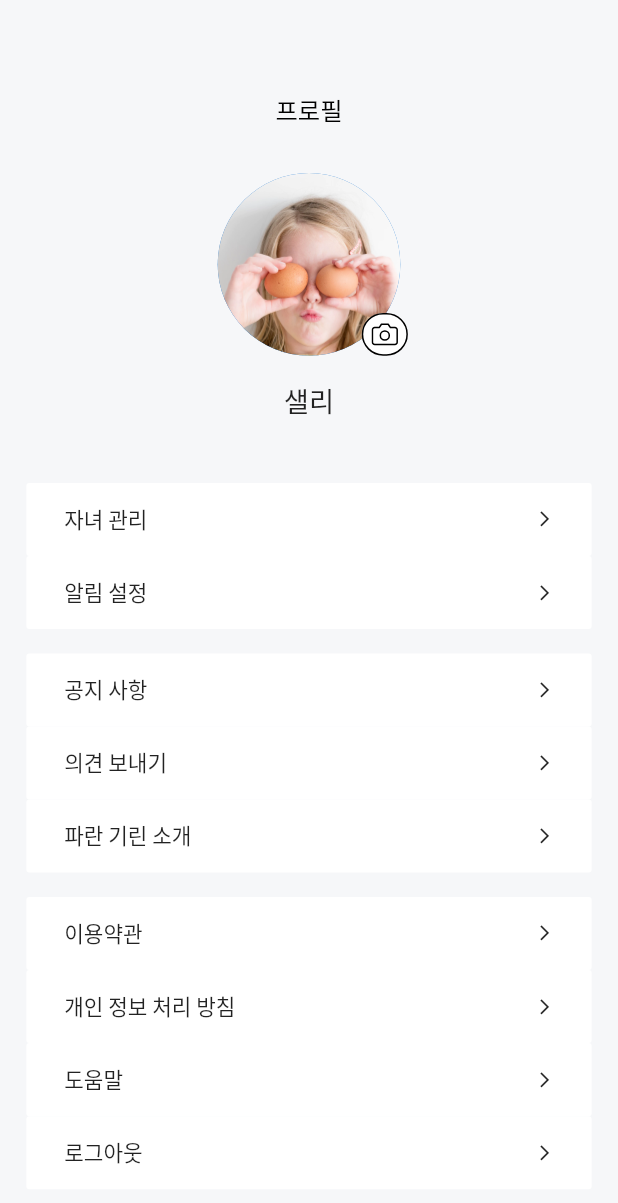
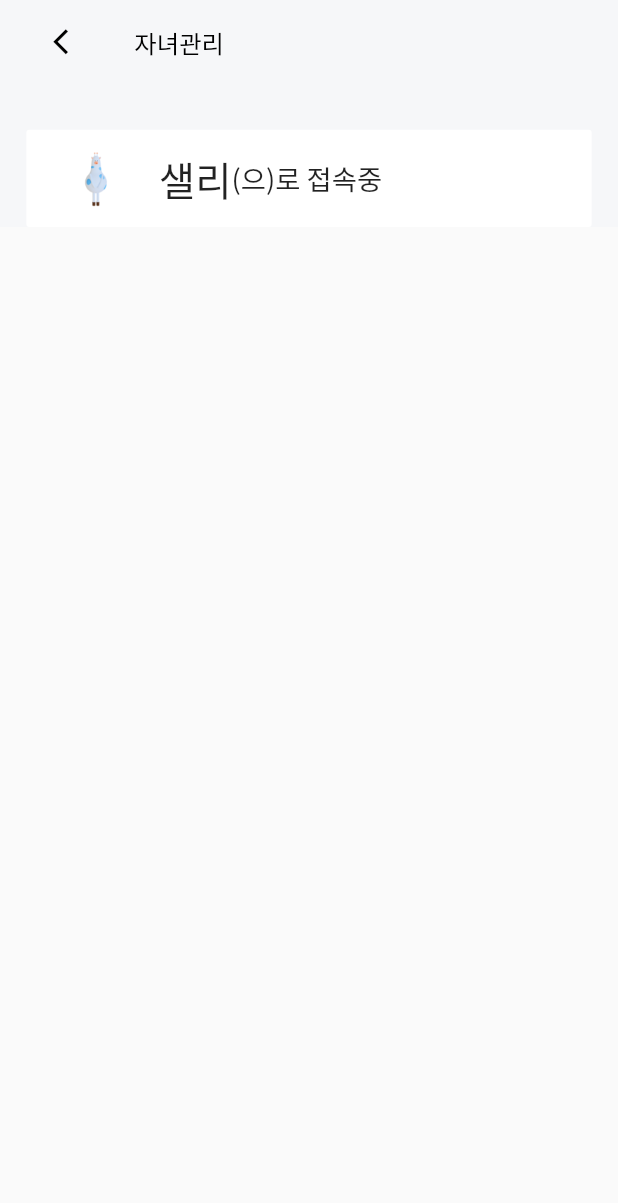
Before and after one commit to dandicompany/project_parangirin, a Flutter app: the MyPage screen opened directly, after a tap on "자녀 관리", on a phone screen of 412 x 824 dp. Shown: the top 1203 px of the screen. Run offline on Flutter 3.47's test engine with Material 2 defaults, Android fonts, the phone set to English and light mode, and no system bars; our stand-ins replace audioplayers, camera, flare_flutter, flutter_screenutil, flutter_svg, fluttertoast and 4 more; accounts and stored records are empty.

Commit message:
mypage - childrenInfo

```diff
--- a/paran_girin/lib/layout/base_appbar.dart
+++ b/paran_girin/lib/layout/base_appbar.dart
@@ -33,8 +33,9 @@ class BaseAppBar extends StatelessWidget implements PreferredSizeWidget{
           title,
           style: TextStyle(
             color: AppTheme.colors.base1,
-            fontSize: ScreenUtil().setSp(16)
+            fontSize: ScreenUtil().setSp(16),
           ),
+          textAlign: TextAlign.center,
         ),
       );
   }
--- a/paran_girin/lib/main.dart
+++ b/paran_girin/lib/main.dart
@@ -41,9 +41,9 @@ class MyApp extends StatelessWidget {
         ),
         initialRoute: initScreen == 0 || initScreen == null ? '/onboard' : '/home',
         routes: {
-          '/onboard': (context) => OnboardingScreen(), // DefaultLayout(),
+          '/onboard': (context) => DefaultLayout(), // ,
           '/login': (context) => LoginPage(),
-          '/home': (context) => OnboardingScreen(), // DefaultLayout(), // QuestionPage(),
+          '/home': (context) => DefaultLayout(), // , // QuestionPage(),
         },
       ),
     );
--- a/paran_girin/lib/my/mypage.dart
+++ b/paran_girin/lib/my/mypage.dart
@@ -2,6 +2,7 @@ import 'package:flutter/material.dart';
 import 'package:flutter_screenutil/flutter_screenutil.dart';
 import 'package:paran_girin/my/profile_menu.dart';
 import 'package:paran_girin/my/profile_pic.dart';
+import 'package:paran_girin/myPageDetail/childrenInfo.dart';
 import 'package:paran_girin/theme/app_theme.dart';
 
 class MyPage extends StatefulWidget {
@@ -44,7 +45,10 @@ class _MyPageState extends State<MyPage> {
               SizedBox(height: ScreenUtil().setHeight(41)),
               ProfileMenu(
                 text: "자녀 관리",
-                press: () {}
+                press: () {
+                  Navigator.of(context).push(MaterialPageRoute(
+                  builder: (context) => childrenInfo()));
+                }
               ),
               ProfileMenu(
                 text: "알림 설정",
--- /dev/null
+++ b/paran_girin/lib/myPageDetail/childrenInfo.dart
@@ -0,0 +1,131 @@
+import 'package:flutter/material.dart';
+import 'package:flutter_screenutil/flutter_screenutil.dart';
+import 'package:paran_girin/layout/base_appbar.dart';
+import 'package:paran_girin/models/avatar.dart';
+import 'package:paran_girin/my/profile_menu.dart';
+import 'package:paran_girin/myPageDetail/childrenInfoLayout.dart';
+import 'package:paran_girin/theme/app_theme.dart';
+
+
+class childrenInfo extends StatefulWidget {
+  @override
+  _ChildInfoState createState() => _ChildInfoState();
+}
+
+class _ChildInfoState extends State<childrenInfo> {
+  @override
+  Widget build(BuildContext context) {
+    return Scaffold(
+      body: SingleChildScrollView(
+        padding : EdgeInsets.only(bottom: 150),
+        child: Container(
+          width: double.infinity,
+          color: AppTheme.colors.background,
+          padding: EdgeInsets.only(
+            top: ScreenUtil().setHeight(0),
+            left: ScreenUtil().setWidth(16),
+            right: ScreenUtil().setWidth(16),
+          ),
+          child : Column(
+            children: [
+              BaseAppBar(title : "자녀관리",),
+              SizedBox(height: ScreenUtil().setHeight(30)),
+              childrenInfoLayout(
+                image: "assets/images/onboard_1.png",
+                text: "샐리",
+                text2 : "(으)로 접속중",
+                press: (){
+                  Navigator.of(context).push(MaterialPageRoute(builder: (context) => childrenInfo()));
+                },
+              )
+            ],
+          ),
+        ),
+      ),
+    );
+  }
+}
+
+
+
+
+//
+// class BaseAppBar extends StatelessWidget implements PreferredSizeWidget{
+//   final String title;
+//
+//   BaseAppBar({
+//     this.title,
+//   });
+//
+//   @override
+//   Size get preferredSize => Size.fromHeight(ScreenUtil().setHeight(56));
+//
+//   @override
+//   Widget build(BuildContext context) {
+//     return AppBar(
+//       leading: Navigator.of(context).canPop()
+//           ? IconButton(
+//         icon: Icon(
+//           Icons.arrow_back_ios,
+//           color: AppTheme.colors.base1,
+//         ),
+//         onPressed: () {
+//           Navigator.of(context).pop();
+//         },
+//         iconSize: ScreenUtil().radius(20),
+//       )
+//           : null,
+//       backgroundColor: Colors.transparent,
+//       elevation: 0.0,
+//       title: Text(
+//         title,
+//         style: TextStyle(
+//             color: AppTheme.colors.base1,
+//             fontSize: ScreenUtil().setSp(16)
+//         ),
+//       ),
+//     );
+//   }
+// }
+//
+//
+// class childrenInfo extends StatefulWidget {
+//   @override
+//   _childrenInfoState createState() => _childrenInfoState();
+// }
+//
+// class _childrenInfoState extends State<childrenInfo> {
+//
+//   @override
+//   Size get preferredSize => Size.fromHeight(ScreenUtil().setHeight(56));
+//
+//   @override
+//   Widget build(BuildContext context) {
+//     return AppBar(
+//       leading: Navigator.of(context).canPop()
+//           ? IconButton(
+//         icon: Icon(
+//           Icons.arrow_back_ios,
+//           color: AppTheme.colors.base1,
+//         ),
+//         onPressed: () {
+//           Navigator.of(context).pop();
+//         },
+//         iconSize: ScreenUtil().radius(20),
+//       )
+//           : null,
+//       backgroundColor: Colors.transparent,
+//       elevation: 0.0,
+//       title: Text(
+//         "자녀 관리",
+//         style: TextStyle(
+//             color: AppTheme.colors.base1,
+//             fontSize: ScreenUtil().setSp(16)
+//         ),
+//       ),
+//     );
+//   }
+//
+//
+// }
+//
--- /dev/null
+++ b/paran_girin/lib/myPageDetail/childrenInfoLayout.dart
@@ -0,0 +1,36 @@
+import 'package:flutter/material.dart';
+import 'package:flutter_screenutil/flutter_screenutil.dart';
+
+class childrenInfoLayout extends StatelessWidget {
+  const childrenInfoLayout({
+    Key key,
+    this.image,
+    this.text,
+    this.text2,
+    this.press,
+  }) : super(key: key);
+
+  final String image;
+  final String text;
+  final String text2;
+  final VoidCallback press;
+
+  @override
+  Widget build(BuildContext context) {
+    return FlatButton(
+        padding: EdgeInsets.symmetric(horizontal: ScreenUtil().setWidth(23)),
+        color: Colors.white,
+        height: ScreenUtil().setHeight(64),
+        onPressed: press,
+        child: Row(
+          //mainAxisAlignment: MainAxisAlignment.spaceBetween,
+          children: [
+            Image.asset(image,height: 47, width: 41,),
+            SizedBox(width: ScreenUtil().setWidth(20)),
+            Text(text, style: TextStyle(fontSize: ScreenUtil().setSp(26)),),
+            Text(text2,style: TextStyle(fontSize: ScreenUtil().setSp(18)),),
+          ],
+        ),
+    );
+  }
+}
--- a/paran_girin/lib/onboarding/onboarding_body.dart
+++ b/paran_girin/lib/onboarding/onboarding_body.dart
@@ -10,10 +10,12 @@ import 'package:permission_handler/permission_handler.dart';
 
 void permission() async {
 
-  Map<PermissionGroup, PermissionStatus> permissions = await PermissionHandler().requestPermissions([PermissionGroup.camera]);
-  print('per1 : $permissions');
+  //Map<PermissionGroup, PermissionStatus> permissions = await PermissionHandler().requestPermissions([PermissionGroup.camera]);
+  //print('per1 : $permissions');
+
 
 }
+
 
 class OnboardingBody extends StatefulWidget {
   @override
@@ -84,6 +86,7 @@ class _OnboardingBodyState extends State<OnboardingBody> {
                   press: () {
                     Navigator.of(context).push(MaterialPageRoute(
                       // builder: (context) => Initialization()));
+                      // builder: (context) => textToSpeech()));
                         builder: (context) => LoginPage()));
                   },
                   //LoginPage()
```
Also changed, not shown: paran_girin/lib/Video/videoTest.dart (+0 -7 lines), paran_girin/lib/myPageDetail/pushAlarm.dart (added).
